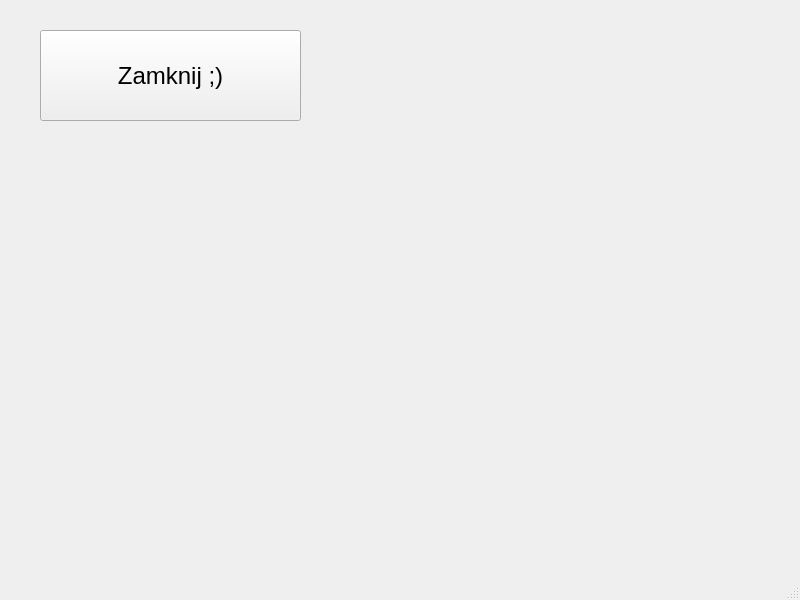
Old version of the form mainwindow.ui in the repository Mateusz-Szymkiewicz1/meAndJacob.
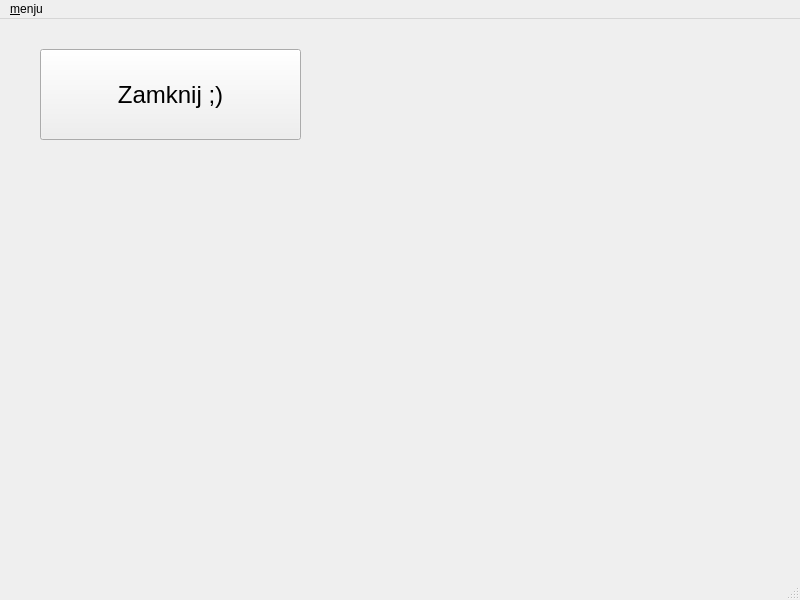
New version of the form.

Commit message: obsluga menju

What changed in the file:
```diff
--- a/mainwindow.ui
+++ b/mainwindow.ui
@@ -40,6 +40,13 @@
      <height>21</height>
     </rect>
    </property>
+   <widget class="QMenu" name="menu_menju">
+    <property name="title">
+     <string>&amp;menju</string>
+    </property>
+    <addaction name="action_klos"/>
+   </widget>
+   <addaction name="menu_menju"/>
   </widget>
   <widget class="QStatusBar" name="statusbar"/>
  </widget>
```
Left out of the diff: 5 changed lines with no effect on the pictures. The commit also changes 3 other files.
